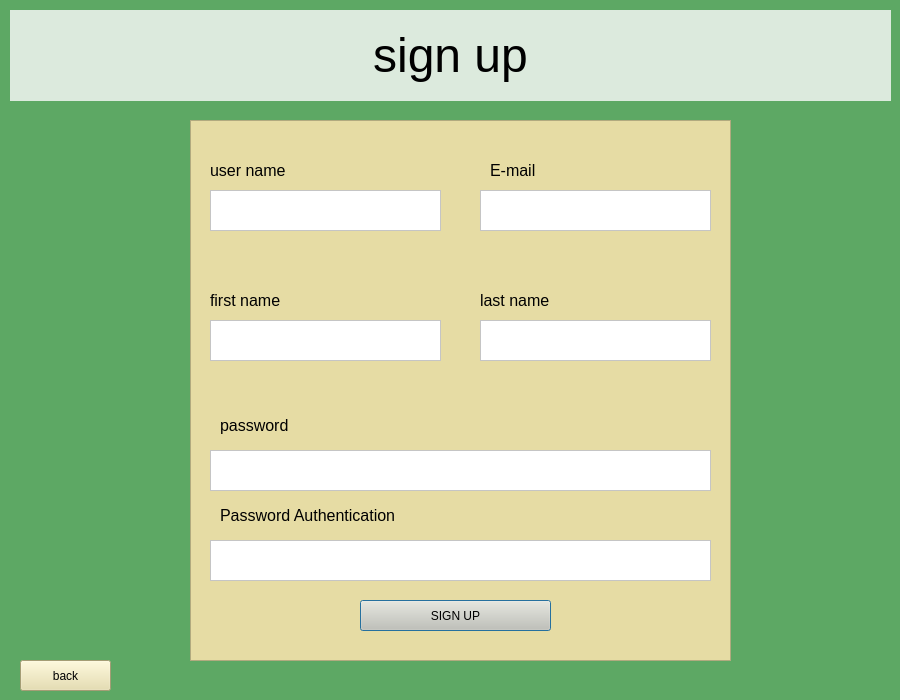
Qt form signUpScreen.ui (barvaz1/chatRooms) before a commit.
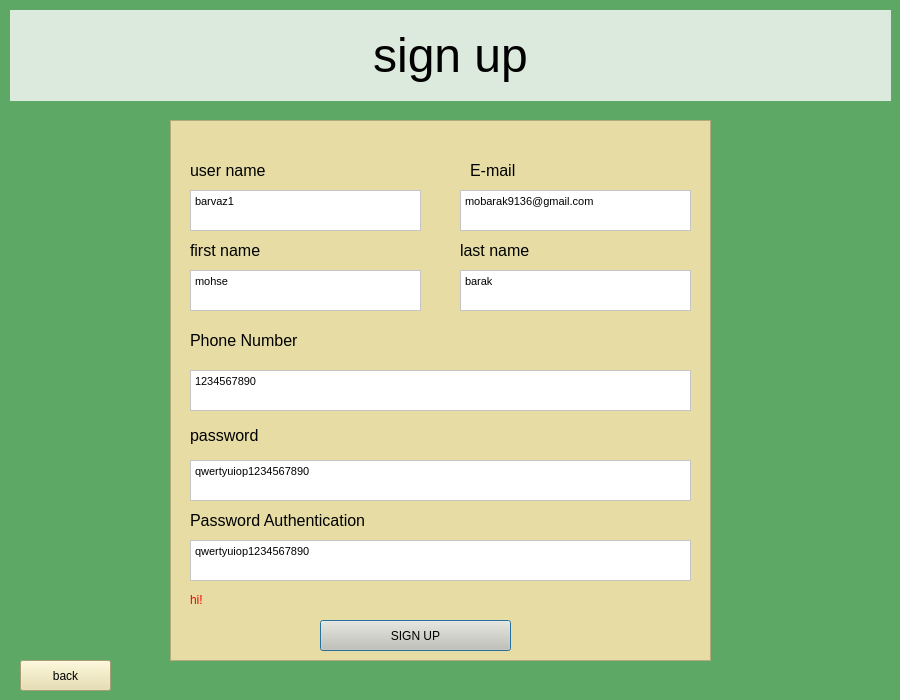
The same form after that commit.

What changed in the file:
```diff
--- a/signUpScreen.ui
+++ b/signUpScreen.ui
@@ -39,7 +39,7 @@
   <widget class="QFrame" name="frame_2">
    <property name="geometry">
     <rect>
-     <x>190</x>
+     <x>170</x>
      <y>120</y>
      <width>541</width>
      <height>541</height>
@@ -76,7 +76,7 @@
 &lt;html&gt;&lt;head&gt;&lt;meta name=&quot;qrichtext&quot; content=&quot;1&quot; /&gt;&lt;style type=&quot;text/css&quot;&gt;
 p, li { white-space: pre-wrap; }
 &lt;/style&gt;&lt;/head&gt;&lt;body style=&quot; font-family:'MS Shell Dlg 2'; font-size:16pt; font-weight:400; font-style:normal;&quot;&gt;
-&lt;p style=&quot;-qt-paragraph-type:empty; margin-top:0px; margin-bottom:0px; margin-left:0px; margin-right:0px; -qt-block-indent:0; text-indent:0px; font-size:8.25pt;&quot;&gt;&lt;br /&gt;&lt;/p&gt;&lt;/body&gt;&lt;/html&gt;</string>
+&lt;p style=&quot; margin-top:0px; margin-bottom:0px; margin-left:0px; margin-right:0px; -qt-block-indent:0; text-indent:0px;&quot;&gt;&lt;span style=&quot; font-size:8.25pt;&quot;&gt;barvaz1&lt;/span&gt;&lt;/p&gt;&lt;/body&gt;&lt;/html&gt;</string>
     </property>
    </widget>
    <widget class="QTextEdit" name="textEdit_E_mail">
@@ -101,14 +101,14 @@
 &lt;html&gt;&lt;head&gt;&lt;meta name=&quot;qrichtext&quot; content=&quot;1&quot; /&gt;&lt;style type=&quot;text/css&quot;&gt;
 p, li { white-space: pre-wrap; }
 &lt;/style&gt;&lt;/head&gt;&lt;body style=&quot; font-family:'MS Shell Dlg 2'; font-size:16pt; font-weight:400; font-style:normal;&quot;&gt;
-&lt;p style=&quot;-qt-paragraph-type:empty; margin-top:0px; margin-bottom:0px; margin-left:0px; margin-right:0px; -qt-block-indent:0; text-indent:0px; font-size:8.25pt;&quot;&gt;&lt;br /&gt;&lt;/p&gt;&lt;/body&gt;&lt;/html&gt;</string>
+&lt;p style=&quot; margin-top:0px; margin-bottom:0px; margin-left:0px; margin-right:0px; -qt-block-indent:0; text-indent:0px;&quot;&gt;&lt;span style=&quot; font-size:8.25pt;&quot;&gt;mobarak9136@gmail.com&lt;/span&gt;&lt;/p&gt;&lt;/body&gt;&lt;/html&gt;</string>
     </property>
    </widget>
    <widget class="QTextEdit" name="textEdit_fname">
     <property name="geometry">
      <rect>
       <x>20</x>
-      <y>200</y>
+      <y>150</y>
       <width>231</width>
       <height>41</height>
      </rect>
@@ -126,14 +126,14 @@
 &lt;html&gt;&lt;head&gt;&lt;meta name=&quot;qrichtext&quot; content=&quot;1&quot; /&gt;&lt;style type=&quot;text/css&quot;&gt;
 p, li { white-space: pre-wrap; }
 &lt;/style&gt;&lt;/head&gt;&lt;body style=&quot; font-family:'MS Shell Dlg 2'; font-size:16pt; font-weight:400; font-style:normal;&quot;&gt;
-&lt;p style=&quot;-qt-paragraph-type:empty; margin-top:0px; margin-bottom:0px; margin-left:0px; margin-right:0px; -qt-block-indent:0; text-indent:0px; font-size:8.25pt;&quot;&gt;&lt;br /&gt;&lt;/p&gt;&lt;/body&gt;&lt;/html&gt;</string>
+&lt;p style=&quot; margin-top:0px; margin-bottom:0px; margin-left:0px; margin-right:0px; -qt-block-indent:0; text-indent:0px;&quot;&gt;&lt;span style=&quot; font-size:8.25pt;&quot;&gt;mohse&lt;/span&gt;&lt;/p&gt;&lt;/body&gt;&lt;/html&gt;</string>
     </property>
    </widget>
    <widget class="QTextEdit" name="textEdit_lname">
     <property name="geometry">
      <rect>
       <x>290</x>
-      <y>200</y>
+      <y>150</y>
       <width>231</width>
       <height>41</height>
      </rect>
@@ -151,14 +151,14 @@
 &lt;html&gt;&lt;head&gt;&lt;meta name=&quot;qrichtext&quot; content=&quot;1&quot; /&gt;&lt;style type=&quot;text/css&quot;&gt;
 p, li { white-space: pre-wrap; }
 &lt;/style&gt;&lt;/head&gt;&lt;body style=&quot; font-family:'MS Shell Dlg 2'; font-size:16pt; font-weight:400; font-style:normal;&quot;&gt;
-&lt;p style=&quot;-qt-paragraph-type:empty; margin-top:0px; margin-bottom:0px; margin-left:0px; margin-right:0px; -qt-block-indent:0; text-indent:0px; font-size:8.25pt;&quot;&gt;&lt;br /&gt;&lt;/p&gt;&lt;/body&gt;&lt;/html&gt;</string>
+&lt;p style=&quot; margin-top:0px; margin-bottom:0px; margin-left:0px; margin-right:0px; -qt-block-indent:0; text-indent:0px;&quot;&gt;&lt;span style=&quot; font-size:8.25pt;&quot;&gt;barak&lt;/span&gt;&lt;/p&gt;&lt;/body&gt;&lt;/html&gt;</string>
     </property>
    </widget>
    <widget class="QTextEdit" name="textEdit_password">
     <property name="geometry">
      <rect>
       <x>20</x>
-      <y>330</y>
+      <y>340</y>
       <width>501</width>
       <height>41</height>
      </rect>
@@ -176,7 +176,7 @@
 &lt;html&gt;&lt;head&gt;&lt;meta name=&quot;qrichtext&quot; content=&quot;1&quot; /&gt;&lt;style type=&quot;text/css&quot;&gt;
 p, li { white-space: pre-wrap; }
 &lt;/style&gt;&lt;/head&gt;&lt;body style=&quot; font-family:'MS Shell Dlg 2'; font-size:16pt; font-weight:400; font-style:normal;&quot;&gt;
-&lt;p style=&quot;-qt-paragraph-type:empty; margin-top:0px; margin-bottom:0px; margin-left:0px; margin-right:0px; -qt-block-indent:0; text-indent:0px; font-size:8.25pt;&quot;&gt;&lt;br /&gt;&lt;/p&gt;&lt;/body&gt;&lt;/html&gt;</string>
+&lt;p style=&quot; margin-top:0px; margin-bottom:0px; margin-left:0px; margin-right:0px; -qt-block-indent:0; text-indent:0px;&quot;&gt;&lt;span style=&quot; font-size:8.25pt;&quot;&gt;qwertyuiop1234567890&lt;/span&gt;&lt;/p&gt;&lt;/body&gt;&lt;/html&gt;</string>
     </property>
    </widget>
    <widget class="QTextEdit" name="textEdit_password2">
@@ -201,14 +201,14 @@
 &lt;html&gt;&lt;head&gt;&lt;meta name=&quot;qrichtext&quot; content=&quot;1&quot; /&gt;&lt;style type=&quot;text/css&quot;&gt;
 p, li { white-space: pre-wrap; }
 &lt;/style&gt;&lt;/head&gt;&lt;body style=&quot; font-family:'MS Shell Dlg 2'; font-size:16pt; font-weight:400; font-style:normal;&quot;&gt;
-&lt;p style=&quot;-qt-paragraph-type:empty; margin-top:0px; margin-bottom:0px; margin-left:0px; margin-right:0px; -qt-block-indent:0; text-indent:0px; font-size:8.25pt;&quot;&gt;&lt;br /&gt;&lt;/p&gt;&lt;/body&gt;&lt;/html&gt;</string>
+&lt;p style=&quot; margin-top:0px; margin-bottom:0px; margin-left:0px; margin-right:0px; -qt-block-indent:0; text-indent:0px;&quot;&gt;&lt;span style=&quot; font-size:8.25pt;&quot;&gt;qwertyuiop1234567890&lt;/span&gt;&lt;/p&gt;&lt;/body&gt;&lt;/html&gt;</string>
     </property>
    </widget>
    <widget class="QLabel" name="label_fname">
     <property name="geometry">
      <rect>
       <x>20</x>
-      <y>170</y>
+      <y>120</y>
       <width>151</width>
       <height>21</height>
      </rect>
@@ -221,7 +221,7 @@
     <property name="geometry">
      <rect>
       <x>290</x>
-      <y>170</y>
+      <y>120</y>
       <width>151</width>
       <height>21</height>
      </rect>
@@ -259,8 +259,8 @@
    <widget class="QLabel" name="label_password">
     <property name="geometry">
      <rect>
-      <x>30</x>
-      <y>290</y>
+      <x>20</x>
+      <y>300</y>
       <width>151</width>
       <height>31</height>
      </rect>
@@ -272,10 +272,10 @@
    <widget class="QLabel" name="label_password2">
     <property name="geometry">
      <rect>
-      <x>30</x>
-      <y>380</y>
+      <x>20</x>
+      <y>390</y>
       <width>181</width>
-      <height>31</height>
+      <height>21</height>
      </rect>
     </property>
     <property name="text">
@@ -285,8 +285,8 @@
    <widget class="QPushButton" name="button_sign_up">
     <property name="geometry">
      <rect>
-      <x>170</x>
-      <y>480</y>
+      <x>150</x>
+      <y>500</y>
       <width>191</width>
       <height>31</height>
      </rect>
@@ -302,6 +302,60 @@
      <string>SIGN UP</string>
     </property>
    </widget>
+   <widget class="QLabel" name="label_error">
+    <property name="geometry">
+     <rect>
+      <x>20</x>
+      <y>470</y>
+      <width>511</width>
+      <height>20</height>
+     </rect>
+    </property>
+    <property name="styleSheet">
+     <string notr="true">font: 8pt &quot;MS Reference Sans Serif&quot;;</string>
+    </property>
+    <property name="text">
+     <string>&lt;html&gt;&lt;head/&gt;&lt;body&gt;&lt;p&gt;&lt;span style=&quot; color:#ff0000;&quot;&gt;hi!&lt;/span&gt;&lt;/p&gt;&lt;/body&gt;&lt;/html&gt;</string>
+    </property>
+   </widget>
+   <widget class="QTextEdit" name="textEdit_phone_num">
+    <property name="geometry">
+     <rect>
+      <x>20</x>
+      <y>250</y>
+      <width>501</width>
+      <height>41</height>
+     </rect>
+    </property>
+    <property name="font">
+     <font>
+      <pointsize>16</pointsize>
+     </font>
+    </property>
+    <property name="styleSheet">
+     <string notr="true">background-color: rgb(255, 255, 255);</string>
+    </property>
+    <property name="html">
+     <string>&lt;!DOCTYPE HTML PUBLIC &quot;-//W3C//DTD HTML 4.0//EN&quot; &quot;http://www.w3.org/TR/REC-html40/strict.dtd&quot;&gt;
+&lt;html&gt;&lt;head&gt;&lt;meta name=&quot;qrichtext&quot; content=&quot;1&quot; /&gt;&lt;style type=&quot;text/css&quot;&gt;
+p, li { white-space: pre-wrap; }
+&lt;/style&gt;&lt;/head&gt;&lt;body style=&quot; font-family:'MS Shell Dlg 2'; font-size:16pt; font-weight:400; font-style:normal;&quot;&gt;
+&lt;p style=&quot; margin-top:0px; margin-bottom:0px; margin-left:0px; margin-right:0px; -qt-block-indent:0; text-indent:0px;&quot;&gt;&lt;span style=&quot; font-size:8.25pt;&quot;&gt;1234567890&lt;/span&gt;&lt;/p&gt;&lt;/body&gt;&lt;/html&gt;</string>
+    </property>
+   </widget>
+   <widget class="QLabel" name="label_phone_num">
+    <property name="geometry">
+     <rect>
+      <x>20</x>
+      <y>210</y>
+      <width>151</width>
+      <height>21</height>
+     </rect>
+    </property>
+    <property name="text">
+     <string>&lt;html&gt;&lt;head/&gt;&lt;body&gt;&lt;p&gt;&lt;span style=&quot; font-size:12pt;&quot;&gt;Phone Number&lt;/span&gt;&lt;/p&gt;&lt;/body&gt;&lt;/html&gt;</string>
+    </property>
+   </widget>
   </widget>
   <widget class="QPushButton" name="button_back">
    <property name="geometry">
```
